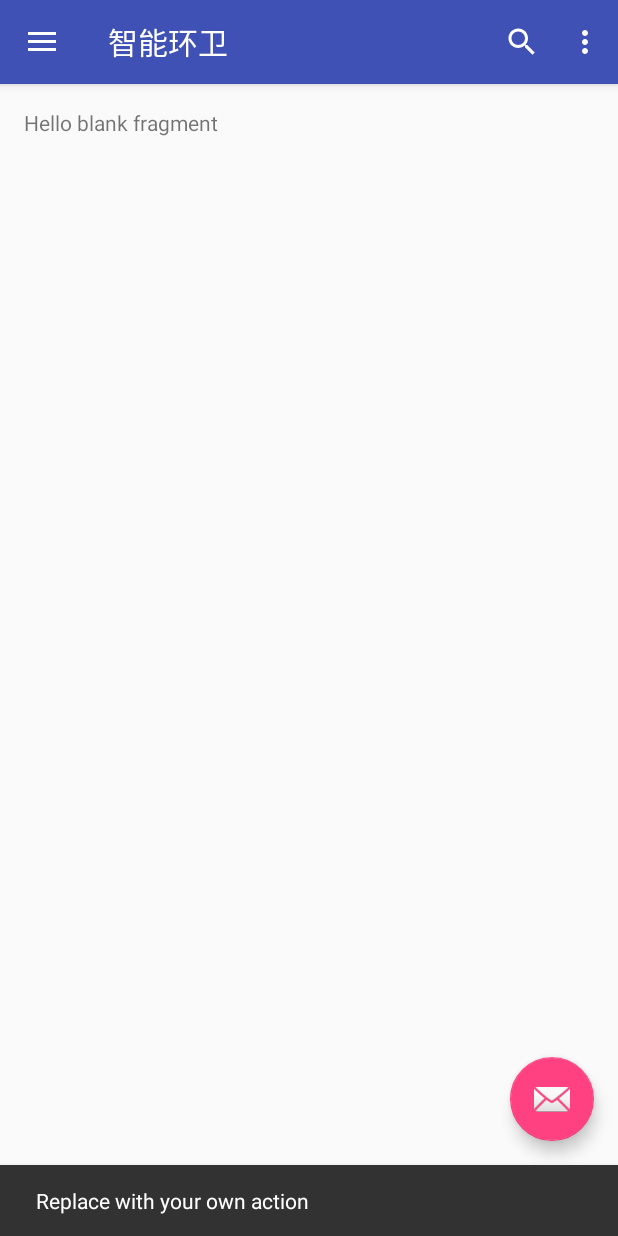
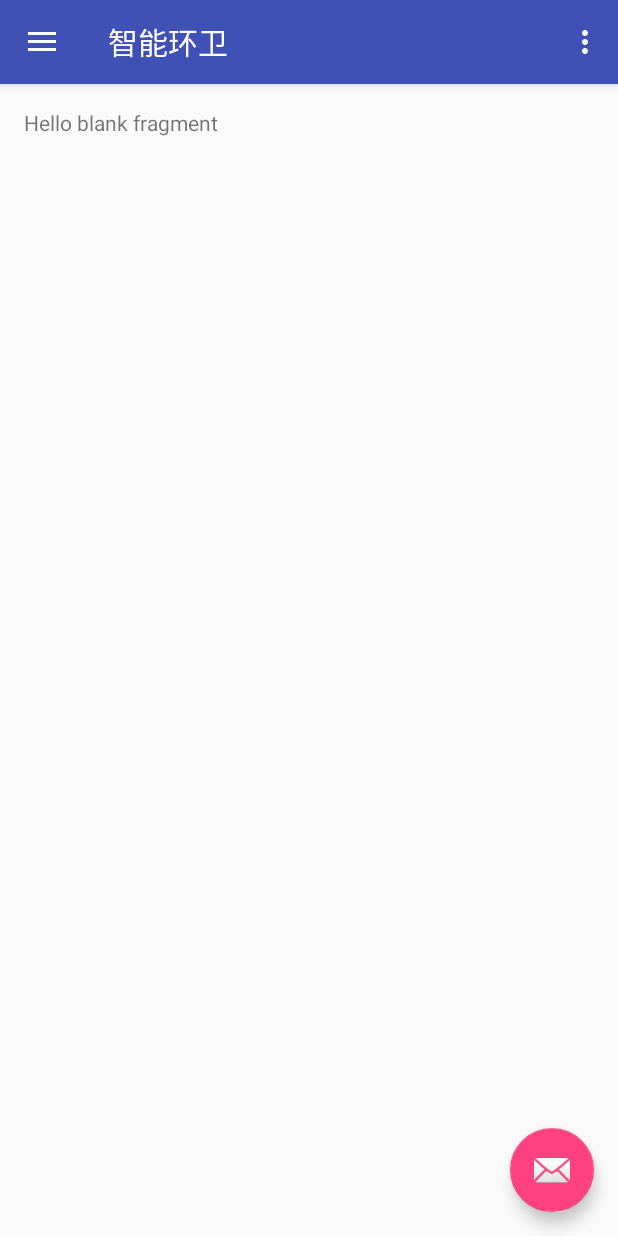
Before and after one commit to MagicMike90/Staff-Manager, an Android app: the MainActivity screen opened directly, with no data from a screen before it, after a tap on an icon or button, on a phone screen of 412 x 824 dp. Run offline under Robolectric (Android 15) with nearby library versions, the phone set to English and light mode, and no system bars; libraries missing offline, so code that uses them is left out: com.amap.api, im.delight.android; 5 statements that could not run were skipped; 1 other tap on this screen came first.

```diff
--- a/app/src/main/java/com/sanitation/app/MainActivity.java
+++ b/app/src/main/java/com/sanitation/app/MainActivity.java
@@ -155,7 +155,6 @@ public class MainActivity extends AppCompatActivity
     public boolean onNavigationItemSelected(MenuItem item) {
         Fragment fragment = null;
         Class fragmentClass = NoticeListFragment.class;
-        String hint = "";
         // Handle navigation view item clicks here.
         int id = item.getItemId();
 
--- a/app/src/main/res/menu/main.xml
+++ b/app/src/main/res/menu/main.xml
@@ -5,8 +5,8 @@
         android:id="@+id/action_search"
         android:icon="@android:drawable/ic_menu_search"
         android:title="Search"
-        app:actionViewClass="android.support.v7.widget.SearchView"
-        app:showAsAction="always" />
+        app:showAsAction="always"
+        android:visible="false" />
     <item
         android:id="@+id/action_settings"
         android:orderInCategory="100"
--- a/app/src/main/res/values/dimens.xml
+++ b/app/src/main/res/values/dimens.xml
@@ -10,4 +10,6 @@
     <dimen name="item_width">200dp</dimen>
     <dimen name="text_margin">16dp</dimen>
     <dimen name="appbar_padding_top">8dp</dimen>
+    <dimen name="list_item_spacing">16dp</dimen>
+    <dimen name="list_item_spacing_half">8dp</dimen>
 </resources>
```
Also changed, not shown: app/src/main/AndroidManifest.xml (+5 -5 lines), app/src/main/java/com/sanitation/app/notice/NoticeListFragment.java (+28 -26 lines).
